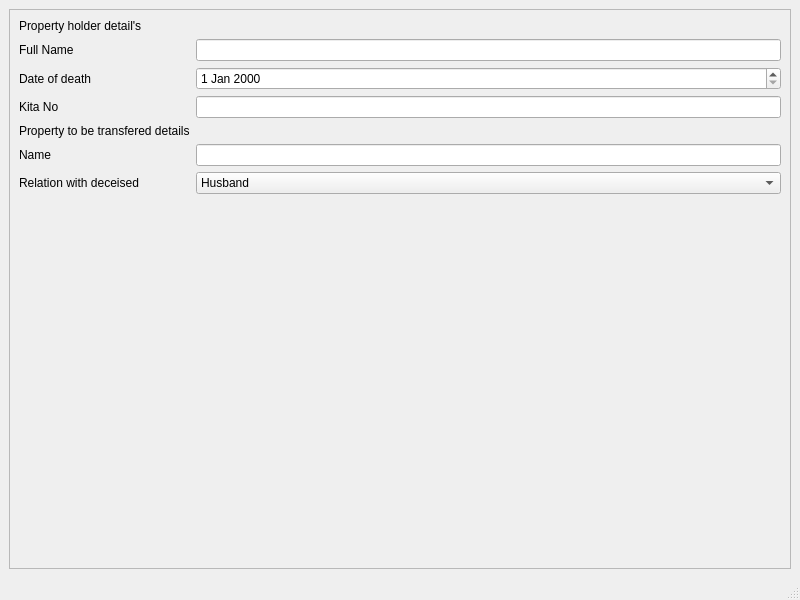
Old version of the form Smartward/forms/sifaris/properttransferform.ui in the repository cygnus55/smartward.
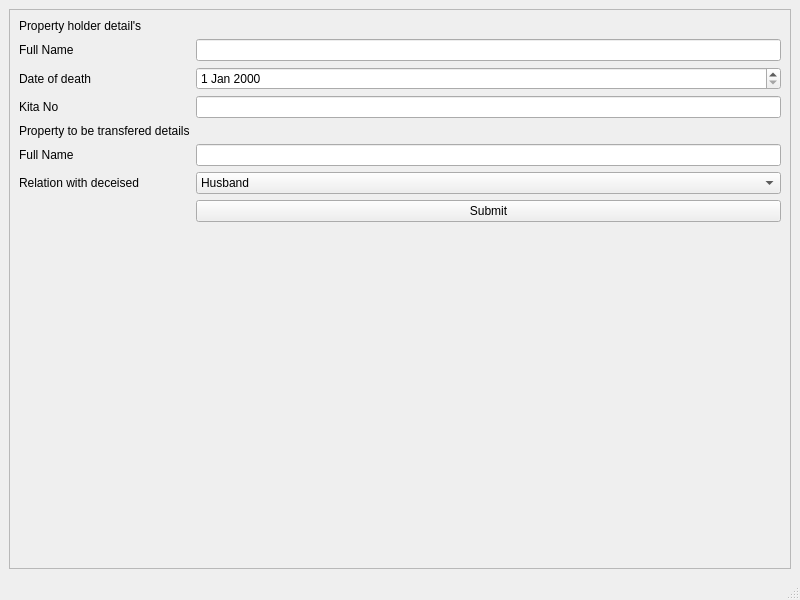
New version of the form.

Diff of the .ui file:
```diff
--- a/Smartward/forms/sifaris/properttransferform.ui
+++ b/Smartward/forms/sifaris/properttransferform.ui
@@ -25,8 +25,8 @@
         <rect>
          <x>0</x>
          <y>0</y>
-         <width>776</width>
-         <height>551</height>
+         <width>780</width>
+         <height>560</height>
         </rect>
        </property>
        <layout class="QGridLayout" name="gridLayout_2">
@@ -79,7 +79,7 @@
           <item row="5" column="0">
            <widget class="QLabel" name="nameLabel">
             <property name="text">
-             <string>Name</string>
+             <string>Full Name</string>
             </property>
            </widget>
           </item>
@@ -132,6 +132,13 @@
             </item>
            </widget>
           </item>
+          <item row="7" column="1">
+           <widget class="QPushButton" name="pushButton_submit">
+            <property name="text">
+             <string>Submit</string>
+            </property>
+           </widget>
+          </item>
          </layout>
         </item>
        </layout>
```
